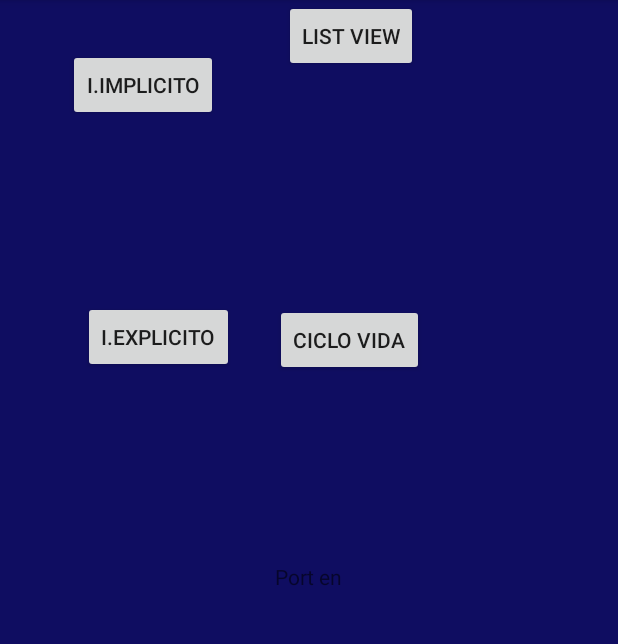
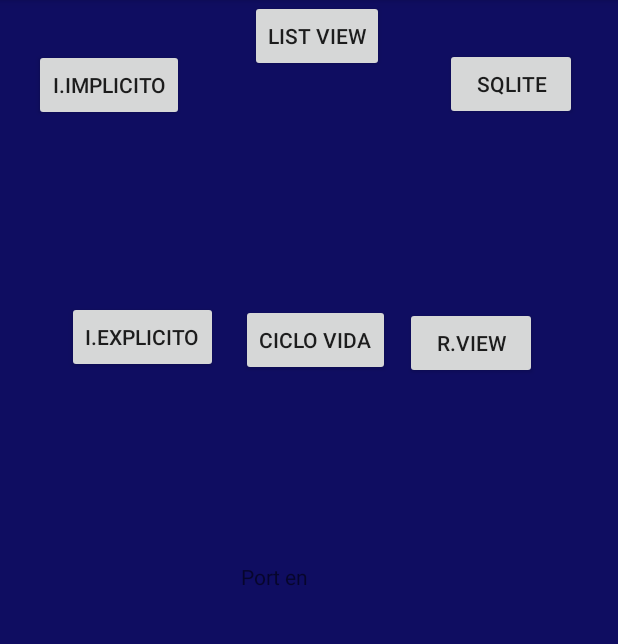
Before and after one commit to 2023-a-moviles-software/amaguai-paullan-betsab--abigail, an Android app built with Jetpack Compose: the screen it shows after launch (MainActivity), on a phone screen of 412 x 824 dp, the part 84-728 px from its top. Run offline under Robolectric (Android 15) with nearby library versions, the light colour scheme and no system bars.

Commit message:
Agregamos boton sqlite y RView

```diff
--- a/01-Android/app/src/main/java/com/example/movilessoftware2023a/MainActivity.kt
+++ b/01-Android/app/src/main/java/com/example/movilessoftware2023a/MainActivity.kt
@@ -84,6 +84,16 @@
                 abrirActividadConParametros(CIntentExplicitoParametros::class.java
                 )
             }
+        val botonSqlite = findViewById<Button>(R.id.btn_sqlite)
+        botonSqlite
+            .setOnClickListener{
+                irActiividad((ECrudEntrenador::class.java))
+            }
+        val botonRView = findViewById<Button>(R.id.btn_revcycler_view)
+        botonRView
+            .setOnClickListener{
+                irActiividad(FRecyclerView::class.java)
+            }
     }
 
     fun irActiividad(
--- a/01-Android/app/src/main/res/layout/activity_main.xml
+++ b/01-Android/app/src/main/res/layout/activity_main.xml
@@ -15,6 +15,7 @@
         android:text="@string/texto"
         app:layout_constraintBottom_toBottomOf="parent"
         app:layout_constraintEnd_toEndOf="parent"
+        app:layout_constraintHorizontal_bias="0.439"
         app:layout_constraintStart_toStartOf="parent"
         app:layout_constraintTop_toTopOf="parent" />
 
@@ -72,4 +73,33 @@
         app:layout_constraintStart_toStartOf="parent"
         app:layout_constraintTop_toBottomOf="@+id/btn_ir_intent_implicito" />
 
+    <Button
+        android:id="@+id/btn_sqlite"
+        android:layout_width="wrap_content"
+        android:layout_height="wrap_content"
+        android:layout_marginStart="14dp"
+        android:layout_marginTop="94dp"
+        android:layout_marginEnd="1dp"
+        android:layout_marginBottom="123dp"
+        android:text="SQLITE"
+        app:layout_constraintBottom_toTopOf="@+id/btn_revcycler_view"
+        app:layout_constraintEnd_toEndOf="parent"
+        app:layout_constraintStart_toEndOf="@+id/btn_ir_list_view"
+        app:layout_constraintTop_toTopOf="parent" />
+
+    <Button
+        android:id="@+id/btn_revcycler_view"
+        android:layout_width="wrap_content"
+        android:layout_height="wrap_content"
+        android:layout_marginStart="10dp"
+        android:layout_marginTop="1dp"
+        android:layout_marginEnd="1dp"
+        android:layout_marginBottom="578dp"
+        android:text="R.VIEW"
+        app:layout_constraintBottom_toBottomOf="parent"
+        app:layout_constraintEnd_toEndOf="parent"
+        app:layout_constraintHorizontal_bias="0.0"
+        app:layout_constraintStart_toEndOf="@+id/btn_ciclo_vida"
+        app:layout_constraintTop_toBottomOf="@+id/btn_sqlite" />
+
 </androidx.constraintlayout.widget.ConstraintLayout>
```
